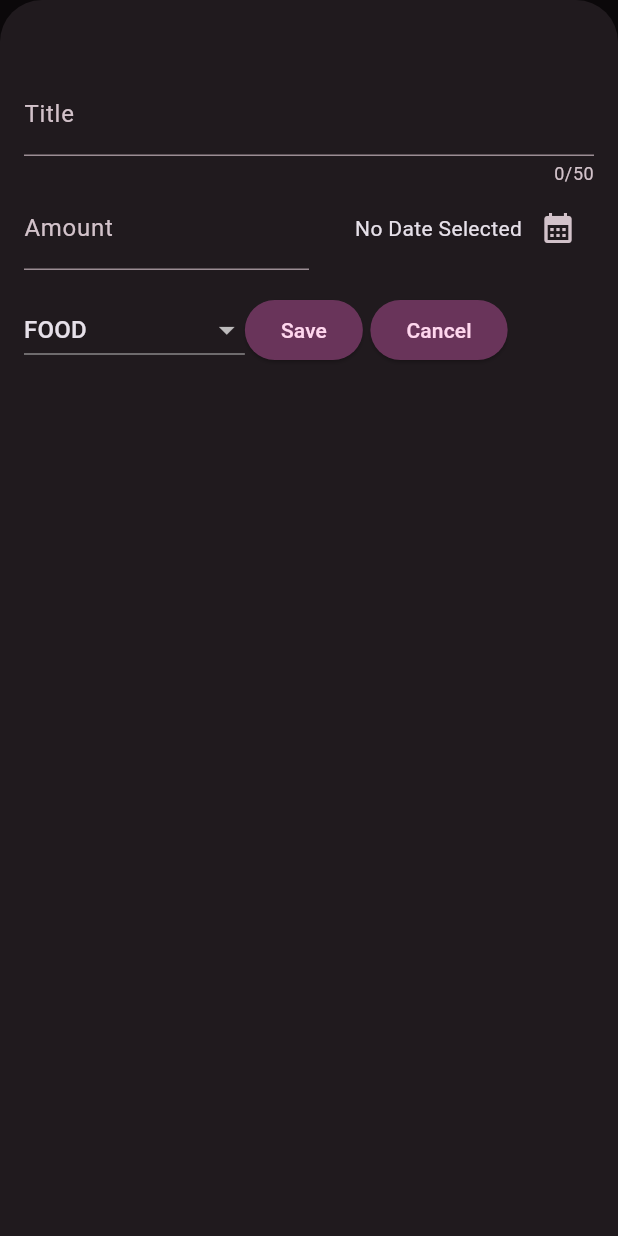
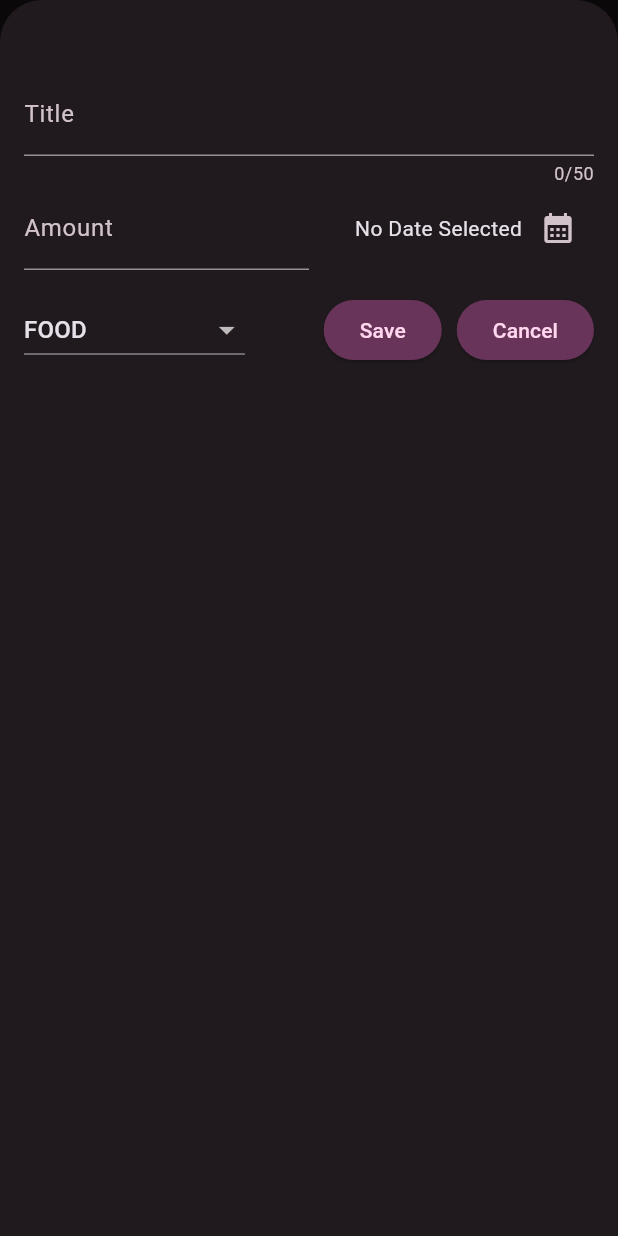
Before and after one commit to FinalformSora/expense_tracker, a Flutter app: the screen it shows after launch, after a tap on the "add" icon, on a phone screen of 412 x 824 dp. Run offline on Flutter 3.47's test engine with Material 3 defaults, Android fonts, the phone set to English and light mode, and no system bars.

Commit message:
Refactor UI layout for different screen sizes

```diff
--- a/lib/main.dart
+++ b/lib/main.dart
@@ -1,4 +1,5 @@
 import 'package:flutter/material.dart';
+// import 'package:flutter/services.dart';
 import 'package:expense_tracker/widgets/expenses.dart';
 
 var kColorScheme = ColorScheme.fromSeed(
@@ -11,6 +12,10 @@ var kDarkColorScheme = ColorScheme.fromSeed(
 );
 
 void main() {
+  // WidgetsFlutterBinding.ensureInitialized();
+  // SystemChrome.setPreferredOrientations([DeviceOrientation.portraitUp])
+  //     .then((fn) {
+  // });
   runApp(const MyApp());
 }
 
--- a/lib/widgets/expenses.dart
+++ b/lib/widgets/expenses.dart
@@ -43,6 +43,7 @@ class _ExpensesState extends State<Expenses> {
 
   void _openAddExpenseOverlay() {
     showModalBottomSheet(
+        useSafeArea: true,
         isScrollControlled: true,
         context: context,
         builder: (ctx) => NewExpense(
@@ -85,6 +86,9 @@ class _ExpensesState extends State<Expenses> {
 
   @override
   Widget build(BuildContext context) {
+    final width = MediaQuery.of(context).size.width;
+    // print(width);
+
     Widget mainContent = const Center(
       child: Text("No Expenses Found, Start adding UwU"),
     );
@@ -107,13 +111,24 @@ class _ExpensesState extends State<Expenses> {
           ),
         ],
       ),
-      body: Column(
+      body: width < 450
+          ? Column(
               mainAxisAlignment: MainAxisAlignment.center,
               children: [
                 // const Text('Expenses'),
                 Chart(expenses: _registeredExpenses),
                 Expanded(child: mainContent),
               ],
+            )
+          : Row(
+              // mainAxisAlignment: MainAxisAlignment.center,
+              children: [
+                // const Text('Expenses'),
+                Expanded(
+                  child: Chart(expenses: _registeredExpenses),
+                ),
+                Expanded(child: mainContent),
+              ],
             ),
     );
   }
--- a/lib/widgets/new_expense.dart
+++ b/lib/widgets/new_expense.dart
@@ -1,5 +1,6 @@
 import 'package:flutter/material.dart';
 import 'package:expense_tracker/models/expense.dart';
+// import 'package:flutter/rendering.dart';
 
 class NewExpense extends StatefulWidget {
   const NewExpense({Key? key, required this.onAddExpense}) : super(key: key);
@@ -79,10 +80,45 @@ class _NewExpenseState extends State<NewExpense> {
 
   @override
   Widget build(BuildContext context) {
-    return Padding(
-      padding: const EdgeInsets.fromLTRB(16, 48, 16, 16),
+    final keyboardSpace = MediaQuery.of(context).viewInsets.bottom;
+    return LayoutBuilder(
+      builder: (ctx, constraints) {
+        final width = constraints.maxWidth;
+
+        return SizedBox(
+          height: double.infinity,
+          child: SingleChildScrollView(
+            child: Padding(
+              padding: EdgeInsets.fromLTRB(16, 48, 16, keyboardSpace + 16),
               child: Column(
                 children: [
+                  if (width >= 600)
+                    Row(
+                      crossAxisAlignment: CrossAxisAlignment.start,
+                      children: [
+                        Expanded(
+                          child: TextField(
+                            controller: _titleController,
+                            maxLength: 50,
+                            decoration: const InputDecoration(
+                              label: Text('Title'),
+                            ),
+                          ),
+                        ),
+                        const SizedBox(width: 16),
+                        Expanded(
+                          child: TextField(
+                            controller: _amountController,
+                            keyboardType: TextInputType.number,
+                            decoration: const InputDecoration(
+                              prefixText: '\$ ',
+                              label: Text('Amount'),
+                            ),
+                          ),
+                        ),
+                      ],
+                    )
+                  else
                     TextField(
                       controller: _titleController,
                       maxLength: 50,
@@ -90,6 +126,47 @@ class _NewExpenseState extends State<NewExpense> {
                         label: Text('Title'),
                       ),
                     ),
+                  if (width >= 600)
+                    Row(
+                      children: [
+                        DropdownButton(
+                          value: _selectedCategory,
+                          items: Category.values
+                              .map(
+                                (category) => DropdownMenuItem(
+                                  value: category,
+                                  child: Text(category.name.toUpperCase()),
+                                ),
+                              )
+                              .toList(),
+                          onChanged: (value) {
+                            setState(() {
+                              if (value == null) {
+                                return;
+                              }
+                              _selectedCategory = value;
+                            });
+                          },
+                        ),
+                        const SizedBox(width: 24),
+                        Expanded(
+                          child: Row(
+                            mainAxisAlignment: MainAxisAlignment.end,
+                            crossAxisAlignment: CrossAxisAlignment.center,
+                            children: [
+                              Text(_selectedDate == null
+                                  ? 'No Date Selected'
+                                  : formatter.format(_selectedDate!)),
+                              IconButton(
+                                onPressed: _presentDatePicker,
+                                icon: const Icon(Icons.calendar_month),
+                              ),
+                            ],
+                          ),
+                        ),
+                      ],
+                    )
+                  else
                     Row(
                       children: [
                         Expanded(
@@ -120,6 +197,28 @@ class _NewExpenseState extends State<NewExpense> {
                       ],
                     ),
                   const SizedBox(height: 16),
+                  if (width >= 600)
+                    Row(
+                      children: [
+                        const Spacer(),
+                        ElevatedButton(
+                          onPressed: () {
+                            _submitExpenseData();
+                          },
+                          child: const Text('Save'),
+                        ),
+                        const SizedBox(width: 15),
+                        ElevatedButton(
+                          onPressed: () {
+                            // _titleController.clear();
+                            // _amountController.clear();
+                            Navigator.pop(context);
+                          },
+                          child: const Text('Cancel'),
+                        ),
+                      ],
+                    )
+                  else
                     Row(
                       children: [
                         DropdownButton(
@@ -141,13 +240,14 @@ class _NewExpenseState extends State<NewExpense> {
                             });
                           },
                         ),
+                        const Spacer(),
                         ElevatedButton(
                           onPressed: () {
                             _submitExpenseData();
                           },
                           child: const Text('Save'),
                         ),
-              const SizedBox(width: 5),
+                        const SizedBox(width: 10),
                         ElevatedButton(
                           onPressed: () {
                             // _titleController.clear();
@@ -160,6 +260,10 @@ class _NewExpenseState extends State<NewExpense> {
                     )
                 ],
               ),
+            ),
+          ),
+        );
+      },
     );
   }
 }
```
Lines whose indentation alone changed are shown as unchanged.
